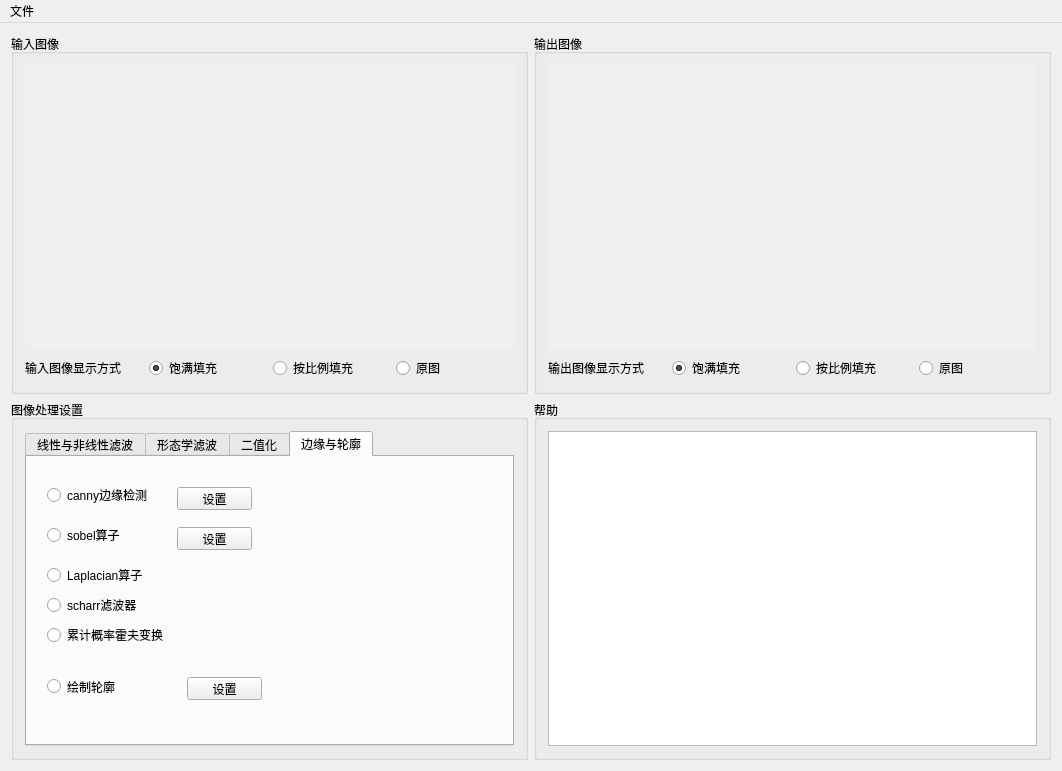
Old version of the form contour/mainwindow.ui in the repository BugAngel/ImageProcessingTeachingSoftware.
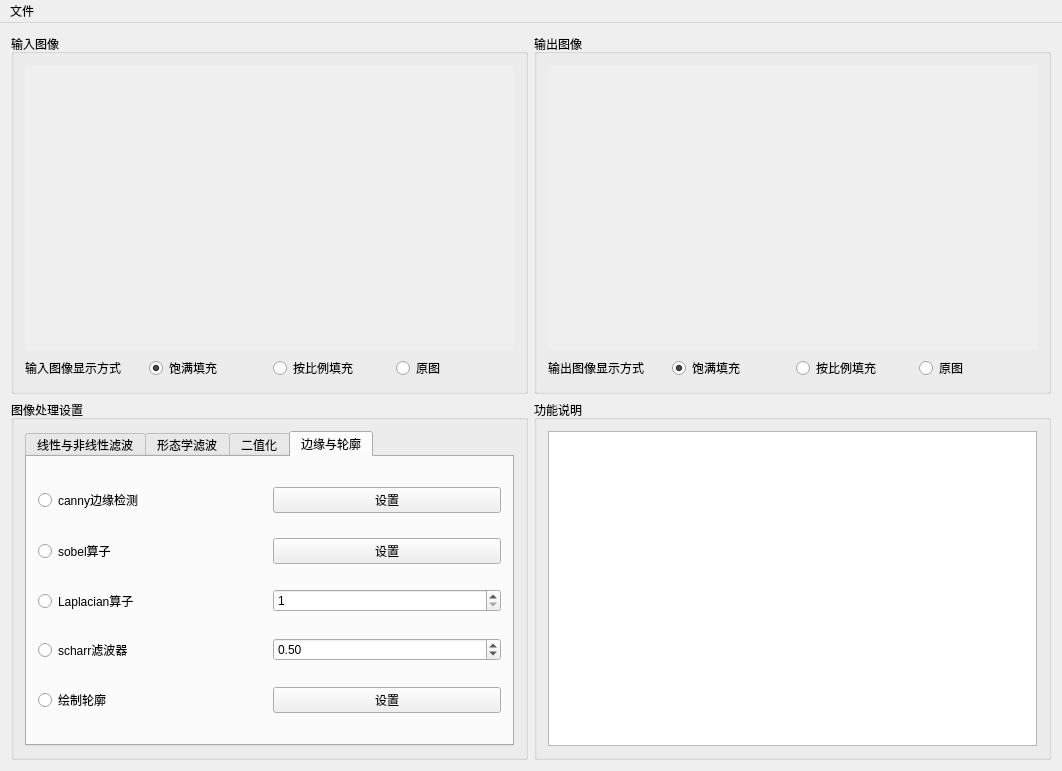
New version of the form.

Commit message:
添加laplacian与scharr算子
添加laplacian与scharr算子，完成边缘检测部分，取消图形矩，取消using namespace用法

Diff of the .ui file:
```diff
--- a/contour/mainwindow.ui
+++ b/contour/mainwindow.ui
@@ -594,44 +594,9 @@
           <attribute name="title">
            <string>边缘与轮廓</string>
           </attribute>
-          <widget class="QRadioButton" name="contourRadioButton">
-           <property name="geometry">
-            <rect>
-             <x>20</x>
-             <y>220</y>
-             <width>71</width>
-             <height>19</height>
-            </rect>
-           </property>
-           <property name="text">
-            <string>绘制轮廓</string>
-           </property>
-           <attribute name="buttonGroup">
-            <string notr="true">edgeButtonGroup</string>
-           </attribute>
-          </widget>
-          <widget class="QPushButton" name="contourButton">
-           <property name="geometry">
-            <rect>
-             <x>160</x>
-             <y>220</y>
-             <width>75</width>
-             <height>23</height>
-            </rect>
-           </property>
-           <property name="text">
-            <string>设置</string>
-           </property>
-          </widget>
+          <layout class="QGridLayout" name="gridLayout_4">
+           <item row="0" column="0">
           <widget class="QRadioButton" name="cannyRadioButton">
-           <property name="geometry">
-            <rect>
-             <x>20</x>
-             <y>30</y>
-             <width>111</width>
-             <height>16</height>
-            </rect>
-           </property>
            <property name="text">
             <string>canny边缘检测</string>
            </property>
@@ -639,15 +604,16 @@
             <string notr="true">edgeButtonGroup</string>
            </attribute>
           </widget>
+           </item>
+           <item row="0" column="1">
+            <widget class="QPushButton" name="cannyButton">
+             <property name="text">
+              <string>设置</string>
+             </property>
+            </widget>
+           </item>
+           <item row="1" column="0">
           <widget class="QRadioButton" name="sobelRadioButton">
-           <property name="geometry">
-            <rect>
-             <x>20</x>
-             <y>70</y>
-             <width>101</width>
-             <height>16</height>
-            </rect>
-           </property>
            <property name="text">
             <string>sobel算子</string>
            </property>
@@ -655,15 +621,16 @@
             <string notr="true">edgeButtonGroup</string>
            </attribute>
           </widget>
+           </item>
+           <item row="1" column="1">
+            <widget class="QPushButton" name="sobelPushButton">
+             <property name="text">
+              <string>设置</string>
+             </property>
+            </widget>
+           </item>
+           <item row="2" column="0">
           <widget class="QRadioButton" name="laplacianRadioButton">
-           <property name="geometry">
-            <rect>
-             <x>20</x>
-             <y>110</y>
-             <width>101</width>
-             <height>16</height>
-            </rect>
-           </property>
            <property name="text">
             <string>Laplacian算子</string>
            </property>
@@ -671,15 +638,19 @@
             <string notr="true">edgeButtonGroup</string>
            </attribute>
           </widget>
+           </item>
+           <item row="2" column="1">
+            <widget class="QSpinBox" name="laplacianSpinBox">
+             <property name="minimum">
+              <number>1</number>
+             </property>
+             <property name="singleStep">
+              <number>2</number>
+             </property>
+            </widget>
+           </item>
+           <item row="3" column="0">
           <widget class="QRadioButton" name="scharrRadioButton">
-           <property name="geometry">
-            <rect>
-             <x>20</x>
-             <y>140</y>
-             <width>89</width>
-             <height>16</height>
-            </rect>
-           </property>
            <property name="text">
             <string>scharr滤波器</string>
            </property>
@@ -687,48 +658,38 @@
             <string notr="true">edgeButtonGroup</string>
            </attribute>
           </widget>
-          <widget class="QRadioButton" name="houghRadioButton">
-           <property name="geometry">
-            <rect>
-             <x>20</x>
-             <y>170</y>
-             <width>121</width>
-             <height>16</height>
-            </rect>
-           </property>
+           </item>
+           <item row="3" column="1">
+            <widget class="QDoubleSpinBox" name="scharrDoubleSpinBox">
+             <property name="maximum">
+              <double>1.000000000000000</double>
+             </property>
+             <property name="singleStep">
+              <double>0.100000000000000</double>
+             </property>
+             <property name="value">
+              <double>0.500000000000000</double>
+             </property>
+            </widget>
+           </item>
+           <item row="4" column="0">
+            <widget class="QRadioButton" name="contourRadioButton">
            <property name="text">
-            <string>累计概率霍夫变换</string>
+              <string>绘制轮廓</string>
            </property>
            <attribute name="buttonGroup">
             <string notr="true">edgeButtonGroup</string>
            </attribute>
           </widget>
-          <widget class="QPushButton" name="cannyButton">
-           <property name="geometry">
-            <rect>
-             <x>150</x>
-             <y>30</y>
-             <width>75</width>
-             <height>23</height>
-            </rect>
-           </property>
+           </item>
+           <item row="4" column="1">
+            <widget class="QPushButton" name="contourButton">
            <property name="text">
             <string>设置</string>
            </property>
           </widget>
-          <widget class="QPushButton" name="sobelPushButton">
-           <property name="geometry">
-            <rect>
-             <x>150</x>
-             <y>70</y>
-             <width>75</width>
-             <height>23</height>
-            </rect>
-           </property>
-           <property name="text">
-            <string>设置</string>
-           </property>
-          </widget>
+           </item>
+          </layout>
          </widget>
         </widget>
        </item>
@@ -738,7 +699,7 @@
     <item row="1" column="1">
      <widget class="QGroupBox" name="groupBox_5">
       <property name="title">
-       <string>帮助</string>
+       <string>功能说明</string>
       </property>
       <layout class="QVBoxLayout" name="verticalLayout_6">
        <item>
```
Left out of the diff: 8 changed lines with no effect on the pictures. Lines whose indentation alone changed are shown as unchanged. The commit also changes 9 other files.
